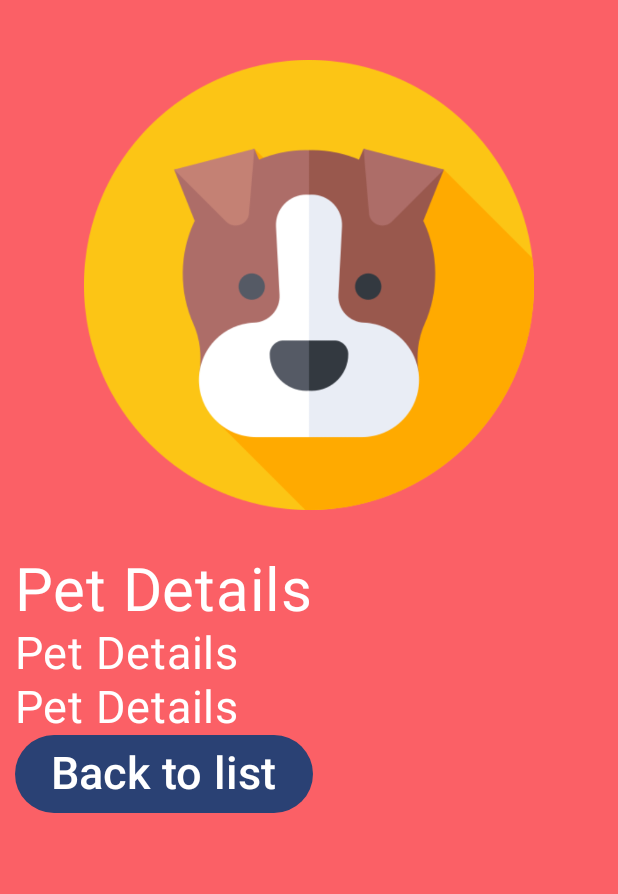
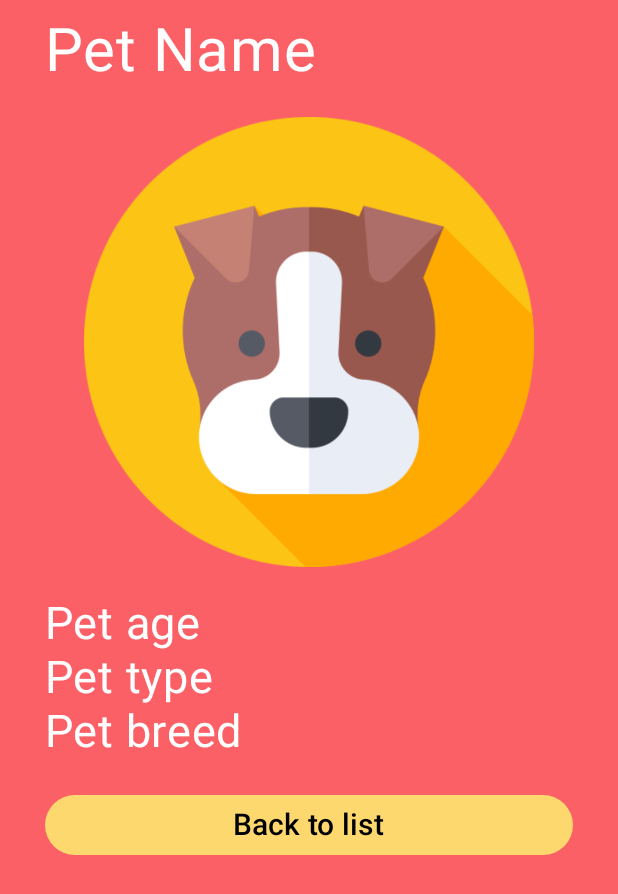
Before and after one commit to ZeB-ZuA/Soviet-Paws, an Android app built with Jetpack Compose: the composable PetDetails called with empty values, on a phone screen of 412 x 824 dp. Shown: the top 894 px of the screen. Run offline under Robolectric (Android 15) with nearby library versions, the phone set to English and light mode, and no system bars; network calls fail.

Commit message:
feat: estilos detalle

```diff
--- a/Frontend/app/src/main/java/com/udistrital/soviet_paws/views/PetDetails.kt
+++ b/Frontend/app/src/main/java/com/udistrital/soviet_paws/views/PetDetails.kt
@@ -1,12 +1,14 @@
 package com.udistrital.soviet_paws.views
-
 import androidx.compose.foundation.Image
 import androidx.compose.foundation.layout.Column
+import androidx.compose.foundation.layout.Spacer
 import androidx.compose.foundation.layout.fillMaxHeight
 import androidx.compose.foundation.layout.fillMaxWidth
 import androidx.compose.foundation.layout.height
 import androidx.compose.foundation.layout.padding
+import androidx.compose.foundation.layout.size
 import androidx.compose.material3.Button
+import androidx.compose.material3.ButtonDefaults
 import androidx.compose.material3.Surface
 import androidx.compose.material3.Text
 import androidx.compose.runtime.Composable
@@ -18,9 +20,8 @@ import androidx.compose.ui.res.painterResource
 import androidx.compose.ui.unit.dp
 import androidx.compose.ui.unit.sp
 import androidx.navigation.NavController
-import com.udistrital.soviet_paws.Navigation.AppNav
-import com.udistrital.soviet_paws.Navigation.AppViews
 import com.udistrital.soviet_paws.R
+
 
 @Composable
 fun PetDetails(navController: NavController, petId: String){
@@ -31,24 +32,32 @@ fun PetDetails(navController: NavController, petId: String){
         color = colorResource(R.color.soviet_red)
     ) {
         Column(
-            modifier = Modifier.padding(10.dp)
+            modifier = Modifier.padding(30.dp, 10.dp)
         ) {
+            Text(
+                text = "Pet Name ",
+                color = Color.White,
+                fontSize = 40.sp,
+            )
             Image(painter = painterResource(id = R.drawable.pet_icon),
                 contentDescription = "",
                 alignment = Alignment.Center,
                 modifier = Modifier
-                    .padding(30.dp)
+                    .padding(20.dp)
                     .height(300.dp)
                     .align(Alignment.CenterHorizontally),)
-            Text(
-                text = "Pet Details",
-                color = Color.White,
-                fontSize = 40.sp,
-                )
-            Text(text = "Pet Details", color = Color.White, fontSize = 30.sp,)
-            Text(text = "Pet Details", color = Color.White, fontSize = 30.sp,)
-            Button(onClick = { AppViews.listPets.route }) {
-                Text(text = "Back to list", fontSize = 30.sp,)
+
+            Text(text = "Pet age", color = Color.White, fontSize = 30.sp,)
+            Text(text = "Pet type", color = Color.White, fontSize = 30.sp,)
+            Text(text = "Pet breed", color = Color.White, fontSize = 30.sp,)
+            Spacer(modifier = Modifier.size(20.dp))
+            Button(
+                onClick = {navController.navigateUp()},
+                colors = ButtonDefaults.buttonColors(
+                    containerColor = colorResource(R.color.soviet_yellow)
+                ),
+                modifier = Modifier.fillMaxWidth()) {
+                Text(text = "Back to list", fontSize = 20.sp, color = Color.Black)
             }
         }
     }
```
Also changed, not shown: Frontend/app/src/main/res/drawable/dog_uss.jpeg (added).
